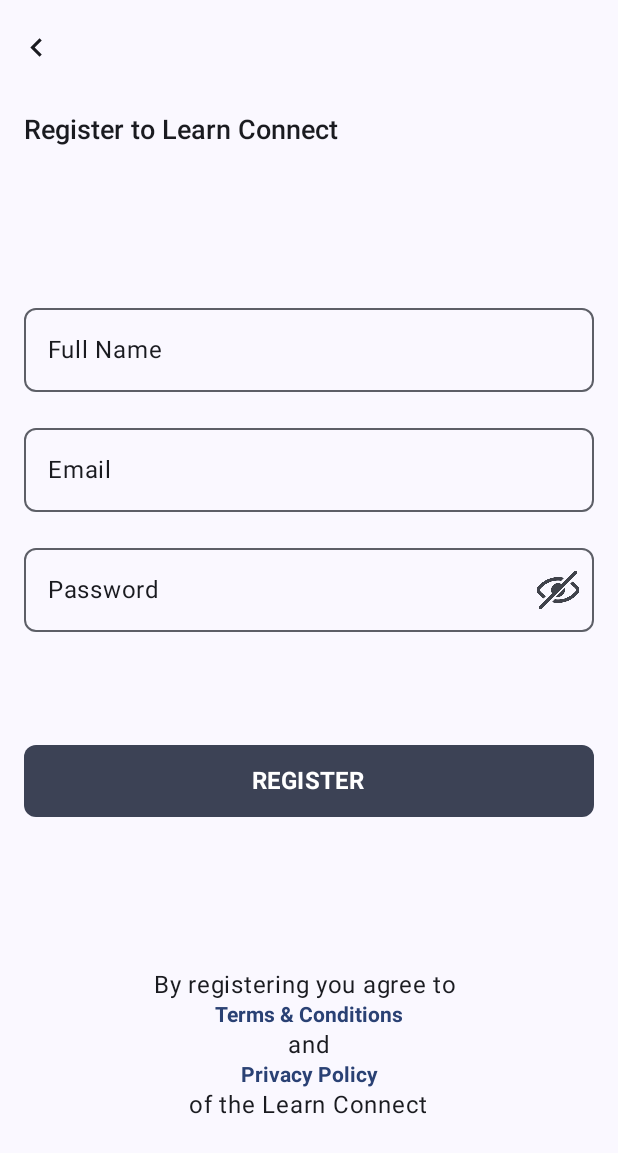
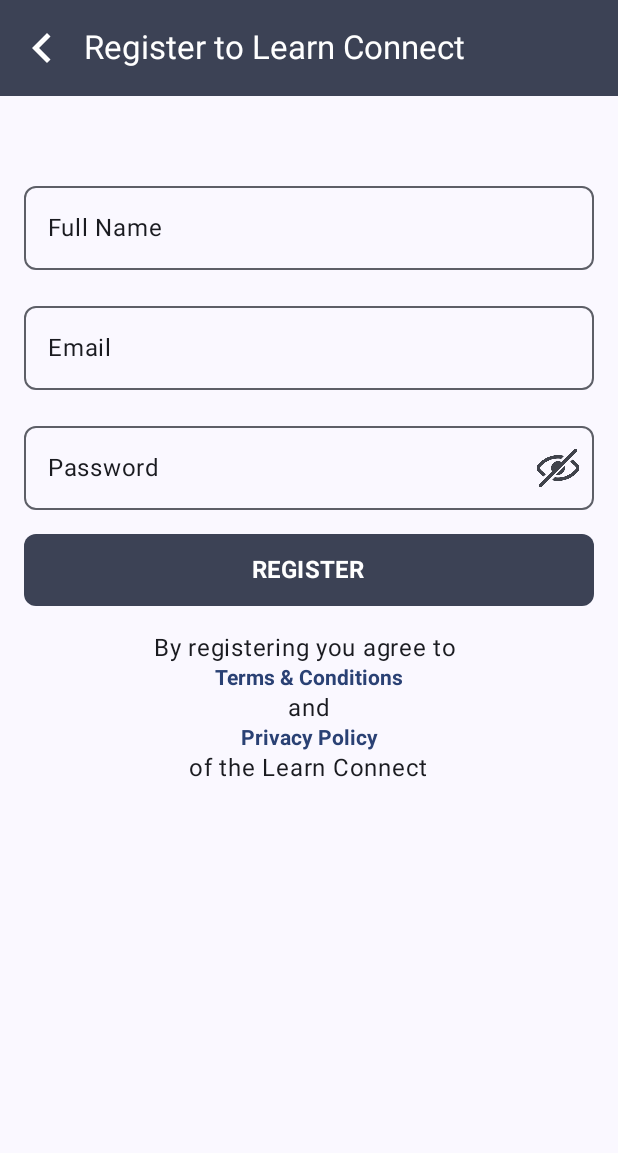
Before and after one commit to merveoktay/LearnConnect, an Android app built with Jetpack Compose: the RegisterScreen screen opened through its navigation route, on a phone screen of 412 x 824 dp. Shown: the top 1153 px of the screen. Run offline under Robolectric (Android 15) with nearby library versions, the phone set to English and light mode, and no system bars; our stand-ins replace Dagger/Hilt's generated code.

Commit message:
Screens design

```diff
--- a/app/src/main/java/com/example/learnconnect/ui/CourseScreen.kt
+++ b/app/src/main/java/com/example/learnconnect/ui/CourseScreen.kt
@@ -1,6 +1,7 @@
 package com.example.learnconnect.ui
 
 import android.util.Log
+import androidx.compose.foundation.background
 import androidx.compose.foundation.clickable
 import androidx.compose.foundation.layout.Arrangement
 import androidx.compose.foundation.layout.Box
@@ -60,7 +61,7 @@
     navController: NavController,
     courseId: Int,
 ) {
-    val videoViewModel:VideoViewModel= hiltViewModel()
+    val videoViewModel: VideoViewModel = hiltViewModel()
     Log.d("Course Id", courseId.toString())
     val context = LocalContext.current
     val videos by videoViewModel.videos.collectAsState()
@@ -78,13 +79,13 @@
     course.let { Log.d("Course Data", it.name) }
 
     Scaffold(
-        containerColor = MaterialTheme.colorScheme.background,
         topBar = {
             TopAppBar(colors = TopAppBarDefaults.topAppBarColors(
-                containerColor = MaterialTheme.colorScheme.secondary),
+                containerColor = MaterialTheme.colorScheme.secondary
+            ),
                 title = {
                     Text(
-                        text = course.name,
+                        text = "My Favorite Courses",
                         color = MaterialTheme.colorScheme.onSecondary
                     )
                 },
@@ -155,7 +156,8 @@
             modifier = Modifier
                 .padding(innerPadding)
                 .padding(16.dp)
-                .fillMaxSize(),
+                .fillMaxSize()
+                .background(MaterialTheme.colorScheme.background),
             verticalArrangement = Arrangement.SpaceBetween
         ) {
             LazyColumn(
--- a/app/src/main/java/com/example/learnconnect/ui/CoursesScreen.kt
+++ b/app/src/main/java/com/example/learnconnect/ui/CoursesScreen.kt
@@ -2,12 +2,15 @@
 
 import android.util.Log
 import androidx.compose.foundation.Image
+import androidx.compose.foundation.background
 import androidx.compose.foundation.layout.Arrangement
 import androidx.compose.foundation.layout.Column
 import androidx.compose.foundation.layout.Row
 import androidx.compose.foundation.layout.Spacer
 import androidx.compose.foundation.layout.fillMaxHeight
 import androidx.compose.foundation.layout.fillMaxSize
+import androidx.compose.foundation.layout.fillMaxWidth
+import androidx.compose.foundation.layout.height
 import androidx.compose.foundation.layout.padding
 import androidx.compose.foundation.layout.size
 import androidx.compose.foundation.layout.width
@@ -85,7 +88,7 @@
     Column(
         modifier = modifier
             .fillMaxSize()
-            .padding(16.dp)
+            .padding(16.dp).background(MaterialTheme.colorScheme.background)
     ) {
         LazyColumn(
             modifier = Modifier
@@ -137,7 +140,7 @@
 
 @Composable
 fun CoursesBottomBar(onNavigateToProfile: () -> Unit, onNavigateToHome: () -> Unit) {
-    BottomAppBar(
+    BottomAppBar(modifier = Modifier.fillMaxWidth().height(65.dp),
         containerColor = MaterialTheme.colorScheme.secondary
     ) {
         NavigationBar(
--- a/app/src/main/java/com/example/learnconnect/ui/FavoriteScreen.kt
+++ b/app/src/main/java/com/example/learnconnect/ui/FavoriteScreen.kt
@@ -1,6 +1,7 @@
 package com.example.learnconnect.ui
 
 import android.util.Log
+import androidx.compose.foundation.background
 import androidx.compose.foundation.layout.Arrangement
 import androidx.compose.foundation.layout.Column
 import androidx.compose.foundation.layout.fillMaxHeight
@@ -64,8 +65,7 @@
         title = {
             Text(
                 text = "My Favorite Courses",
-                color = MaterialTheme.colorScheme.onSecondary
-            )
+                color = MaterialTheme.colorScheme.onSecondary)
         },
         navigationIcon = {
             IconButton(onClick = { onNavigateToProfile() }) {
@@ -98,7 +98,7 @@
     Column(
         modifier = modifier
             .fillMaxSize()
-            .padding(16.dp)
+            .padding(16.dp).background(MaterialTheme.colorScheme.background)
     ) {
         LazyColumn(
             modifier = Modifier
--- a/app/src/main/java/com/example/learnconnect/ui/HomeScreen.kt
+++ b/app/src/main/java/com/example/learnconnect/ui/HomeScreen.kt
@@ -1,6 +1,7 @@
 package com.example.learnconnect.ui
 
 import androidx.compose.foundation.Image
+import androidx.compose.foundation.background
 import androidx.compose.foundation.clickable
 import androidx.compose.foundation.layout.Arrangement
 import androidx.compose.foundation.layout.Box
@@ -116,7 +117,7 @@
     Column(
             modifier = modifier
                 .fillMaxSize()
-                .padding(16.dp)
+                .padding(16.dp).background(MaterialTheme.colorScheme.background)
 
         ) {
             LazyRow(
@@ -162,6 +163,7 @@
 @Composable
 fun HomeBottomBar(onNavigateToProfile: () -> Unit, onNavigateToCourses: () -> Unit) {
         BottomAppBar(
+            modifier = Modifier.fillMaxWidth().height(65.dp),
             containerColor = MaterialTheme.colorScheme.secondary
         ) {
             NavigationBar(
--- a/app/src/main/java/com/example/learnconnect/ui/ProfileScreen.kt
+++ b/app/src/main/java/com/example/learnconnect/ui/ProfileScreen.kt
@@ -102,7 +102,7 @@
 
 @Composable
 fun ProfileBottomBar(onNavigateToHome: () -> Unit, onNavigateToCourses: () -> Unit) {
-        BottomAppBar(
+        BottomAppBar(modifier = Modifier.fillMaxWidth().height(65.dp),
             containerColor = MaterialTheme.colorScheme.secondary
         ) {
             NavigationBar(
--- a/app/src/main/java/com/example/learnconnect/ui/RegisterScreen.kt
+++ b/app/src/main/java/com/example/learnconnect/ui/RegisterScreen.kt
@@ -1,9 +1,11 @@
 package com.example.learnconnect.ui
 
 import androidx.compose.foundation.background
+import androidx.compose.foundation.layout.Arrangement
 import androidx.compose.foundation.layout.Box
 import androidx.compose.foundation.layout.Column
 import androidx.compose.foundation.layout.Spacer
+import androidx.compose.foundation.layout.fillMaxHeight
 import androidx.compose.foundation.layout.fillMaxSize
 import androidx.compose.foundation.layout.fillMaxWidth
 import androidx.compose.foundation.layout.height
@@ -15,12 +17,16 @@
 import androidx.compose.material3.AlertDialog
 import androidx.compose.material3.Button
 import androidx.compose.material3.ButtonDefaults
+import androidx.compose.material3.ExperimentalMaterial3Api
 import androidx.compose.material3.Icon
 import androidx.compose.material3.IconButton
 import androidx.compose.material3.MaterialTheme
 import androidx.compose.material3.OutlinedTextField
+import androidx.compose.material3.Scaffold
 import androidx.compose.material3.Text
 import androidx.compose.material3.TextButton
+import androidx.compose.material3.TopAppBar
+import androidx.compose.material3.TopAppBarDefaults
 import androidx.compose.runtime.Composable
 import androidx.compose.runtime.getValue
 import androidx.compose.runtime.mutableStateOf
@@ -41,7 +47,26 @@
 import com.example.learnconnect.viewModels.RegisterViewModel
 
 @Composable
-fun RegisterScreen(onNavigateToLogin: () -> Unit, viewModel: RegisterViewModel = hiltViewModel()) {
+fun RegisterScreen(onNavigateToLogin: () -> Unit,viewModel: RegisterViewModel = hiltViewModel() ) {
+
+
+    Scaffold(
+        topBar = { RegisterTopBar(onNavigateToLogin) },
+        bottomBar = {},
+        content = { paddingValues ->
+            RegisterContent(
+                onNavigateToLogin = onNavigateToLogin,
+                viewModel = viewModel,
+                modifier = Modifier.padding(paddingValues) // paddingValues ile içeriği düzenler
+            )
+        }
+    )
+
+}
+@Composable
+fun RegisterContent(onNavigateToLogin: () -> Unit,viewModel:RegisterViewModel, modifier: Modifier = Modifier,
+)
+{
     var username by remember { mutableStateOf("") }
     var email by remember { mutableStateOf("") }
     var password by remember { mutableStateOf("") }
@@ -51,45 +76,10 @@
     var showErrorDialog by remember { mutableStateOf(false) }
     var errorMessage by remember { mutableStateOf("") }
 
-    Box(
-        modifier = Modifier
-            .fillMaxSize()
-            .background(MaterialTheme.colorScheme.surface)
+        Column(
+            modifier = Modifier.fillMaxHeight().padding(16.dp),
+            horizontalAlignment = Alignment.CenterHorizontally,
         ) {
-
-        IconButton(onClick = {
-
-        }) {
-
-            Icon(
-                imageVector = Icons.AutoMirrored.Filled.KeyboardArrowLeft,
-                contentDescription = "Back",
-                tint = MaterialTheme.colorScheme.onSurface,
-                modifier = Modifier
-                    .size(60.dp)
-                    .align(Alignment.TopStart)
-                    .padding(top = 15.dp)
-            )
-        }
-
-        Column(
-            modifier = Modifier
-                .fillMaxWidth()
-                .padding(16.dp)
-                .padding(top = 60.dp),
-            horizontalAlignment = Alignment.CenterHorizontally
-        ) {
-
-            Text(
-                text = "Register to Learn Connect",
-                style = TextStyle(
-                    fontSize = 18.sp,
-                    fontWeight = FontWeight.Medium,
-                    color = MaterialTheme.colorScheme.onSurface
-                ),
-                modifier = Modifier
-                    .align(Alignment.Start)
-            )
             Spacer(modifier = Modifier.height(100.dp))
 
                     OutlinedTextField(
@@ -142,7 +132,7 @@
                         }
                     )
 
-            Spacer(modifier = Modifier.height(75.dp))
+            Spacer(modifier = Modifier.height(16.dp))
             if (username.isNotEmpty() && email.isNotEmpty() && password.isNotEmpty()) {
                 buttonColor = MaterialTheme.colorScheme.primary
                 clickable = true
@@ -177,7 +167,7 @@
                     fontWeight = FontWeight.Bold
                 )
             }
-            Spacer(modifier = Modifier.height(100.dp))
+            Spacer(modifier = Modifier.height(16.dp))
             Text(text = "By registering you agree to ", color = MaterialTheme.colorScheme.onBackground)
             Text(
                 text = "Terms & Conditions",
@@ -195,7 +185,6 @@
                 )
             )
             Text(text = "of the Learn Connect", color = MaterialTheme.colorScheme.onBackground)
-        }
         }
     if (showErrorDialog) {
         RegisterErrorDialog(errorMessage = errorMessage) {
@@ -220,3 +209,29 @@
         }
     )
 }
+
+@OptIn(ExperimentalMaterial3Api::class)
+@Composable
+fun RegisterTopBar(onNavigateToProfile: () -> Unit) {
+    TopAppBar(
+        colors = TopAppBarDefaults.topAppBarColors(
+            containerColor = MaterialTheme.colorScheme.secondary
+        ),
+        title = {
+            Text(
+                text = "Register to Learn Connect",
+                color = MaterialTheme.colorScheme.onSecondary)
+        },
+        navigationIcon = {
+            IconButton(onClick = { onNavigateToProfile() }) {
+                Icon(
+                    imageVector = Icons.AutoMirrored.Filled.KeyboardArrowLeft,
+                    contentDescription = "Back",
+                    tint = MaterialTheme.colorScheme.onSecondary,
+                    modifier = Modifier.size(60.dp)
+                )
+            }
+        },
+        actions = {}
+    )
+}
```
Also changed, not shown: 7 other files. Lines whose indentation alone changed are shown as unchanged.
